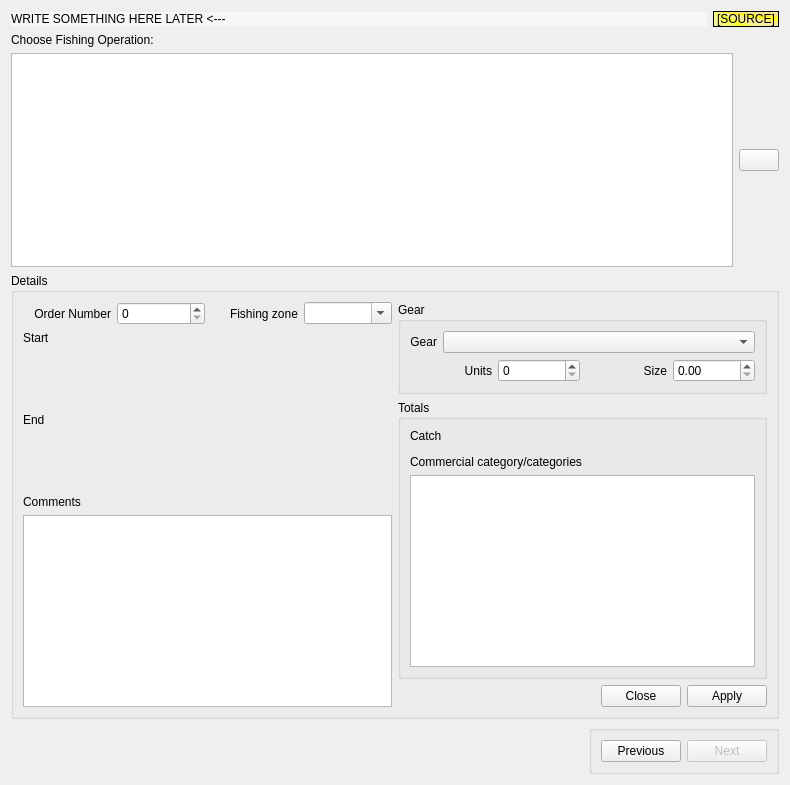
First picture: the form in app_new/frmoperation.ui, repository doublebyte1/app_solution, before the edit.
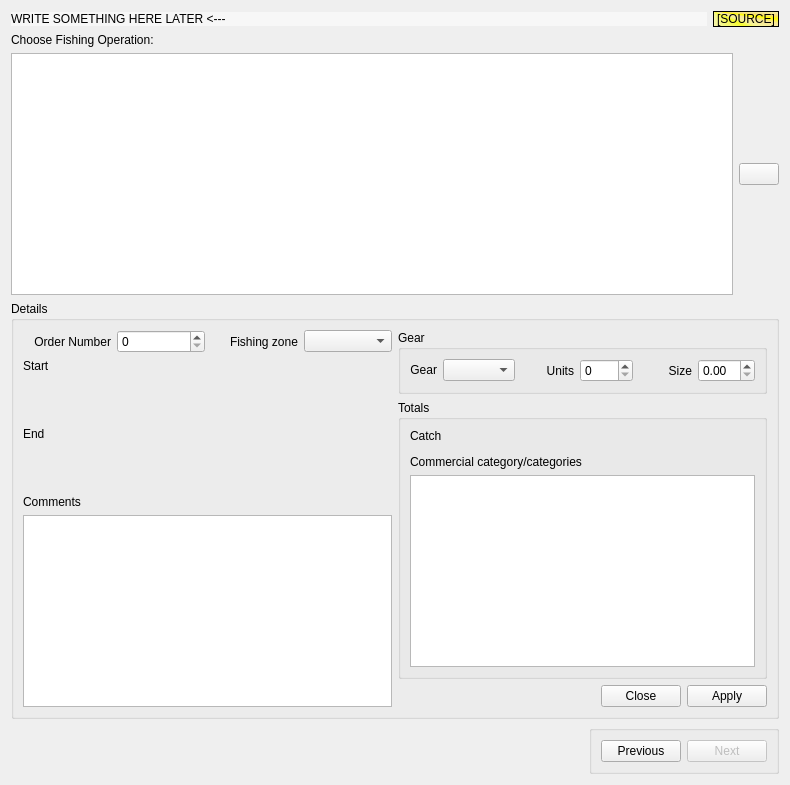
Second picture: the form after the edit. Icons and pictures are not drawn. Custom widgets are drawn as their Qt base class.

Diff of the .ui file:
```diff
--- a/app_new/frmoperation.ui
+++ b/app_new/frmoperation.ui
@@ -13,7 +13,7 @@
   <property name="windowTitle">
    <string>Form</string>
   </property>
-  <layout class="QVBoxLayout" name="verticalLayout_5">
+  <layout class="QVBoxLayout" name="verticalLayout_3">
    <item>
     <layout class="QHBoxLayout" name="horizontalLayout_9">
      <item>
@@ -124,7 +124,7 @@
      <property name="title">
       <string>Details</string>
      </property>
-     <layout class="QHBoxLayout" name="horizontalLayout_6">
+     <layout class="QHBoxLayout" name="horizontalLayout_3">
       <item>
        <layout class="QVBoxLayout" name="verticalLayout_4">
         <item>
@@ -161,7 +161,7 @@
           <item>
            <widget class="QComboBox" name="cmbFishingZone">
             <property name="editable">
-             <bool>true</bool>
+             <bool>false</bool>
             </property>
            </widget>
           </item>
@@ -228,15 +228,13 @@
        </layout>
       </item>
       <item>
-       <layout class="QVBoxLayout" name="verticalLayout_3">
+       <layout class="QVBoxLayout" name="verticalLayout_2">
         <item>
          <widget class="QGroupBox" name="groupGear">
           <property name="title">
            <string>Gear</string>
           </property>
-          <layout class="QVBoxLayout" name="verticalLayout">
-           <item>
-            <layout class="QHBoxLayout" name="horizontalLayout_3">
+          <layout class="QHBoxLayout" name="horizontalLayout_2">
              <item>
               <widget class="QLabel" name="label_5">
                <property name="sizePolicy">
@@ -259,10 +257,6 @@
              <item>
               <widget class="QComboBox" name="cmbGear"/>
              </item>
-            </layout>
-           </item>
-           <item>
-            <layout class="QHBoxLayout" name="horizontalLayout_2">
              <item>
               <widget class="QLabel" name="label_6">
                <property name="text">
@@ -296,8 +290,6 @@
               <widget class="QDoubleSpinBox" name="doubleSpinSize"/>
              </item>
             </layout>
-           </item>
-          </layout>
          </widget>
         </item>
         <item>
@@ -305,7 +297,7 @@
           <property name="title">
            <string>Totals</string>
           </property>
-          <layout class="QVBoxLayout" name="verticalLayout_2">
+          <layout class="QVBoxLayout" name="verticalLayout">
            <item>
             <widget class="QLabel" name="label_9">
              <property name="text">
```
Left out of the diff: 46 changed lines with no effect on the pictures. Lines whose indentation alone changed are shown as unchanged.
